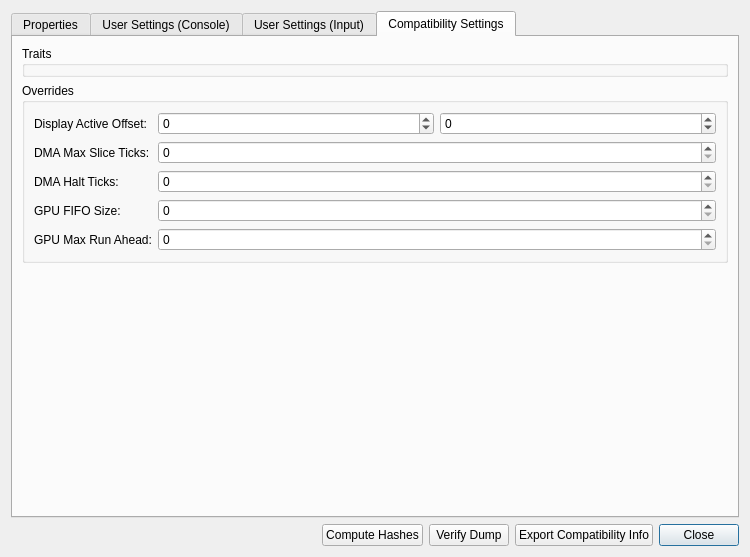
First picture: the form in src/duckstation-qt/gamepropertiesdialog.ui, repository kofxi3584karlayang/duckstation, before the edit.
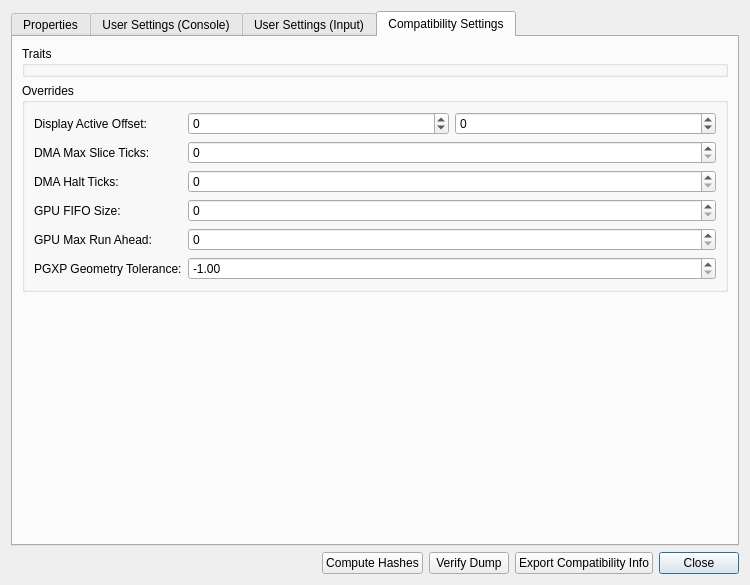
Second picture: the form after the edit. The open tabs and pages were chosen to show the change. Icons and pictures are not drawn.

Commit message: GameSettings: Add PGXP tolerance and MSAA

What changed in the file:
```diff
--- a/src/duckstation-qt/gamepropertiesdialog.ui
+++ b/src/duckstation-qt/gamepropertiesdialog.ui
@@ -325,16 +325,26 @@
            <widget class="QComboBox" name="userResolutionScale"/>
           </item>
           <item row="1" column="0">
+           <widget class="QLabel" name="label_24">
+            <property name="text">
+             <string>Multisample Antialiasing:</string>
+            </property>
+           </widget>
+          </item>
+          <item row="1" column="1">
+           <widget class="QComboBox" name="userMSAAMode"/>
+          </item>
+          <item row="2" column="0">
            <widget class="QLabel" name="label_23">
             <property name="text">
              <string>Texture Filtering:</string>
             </property>
            </widget>
           </item>
-          <item row="1" column="1">
+          <item row="2" column="1">
            <widget class="QComboBox" name="userTextureFiltering"/>
           </item>
-          <item row="2" column="0" colspan="2">
+          <item row="3" column="0" colspan="2">
            <layout class="QGridLayout" name="gridLayout">
             <item row="0" column="0">
              <widget class="QCheckBox" name="userTrueColor">
@@ -741,6 +751,29 @@
             </property>
            </widget>
           </item>
+          <item row="5" column="0">
+           <widget class="QLabel" name="label_28">
+            <property name="text">
+             <string>PGXP Geometry Tolerance:</string>
+            </property>
+           </widget>
+          </item>
+          <item row="5" column="1">
+           <widget class="QDoubleSpinBox" name="gpuPGXPTolerance">
+            <property name="minimum">
+             <number>-1</number>
+            </property>
+            <property name="maximum">
+             <number>10</number>
+            </property>
+            <property name="singleStep">
+             <number>0.5</number>
+            </property>
+            <property name="value">
+             <number>-1</number>
+            </property>
+           </widget>
+          </item>
          </layout>
         </widget>
        </item>
```
The commit also changes 4 other files.
